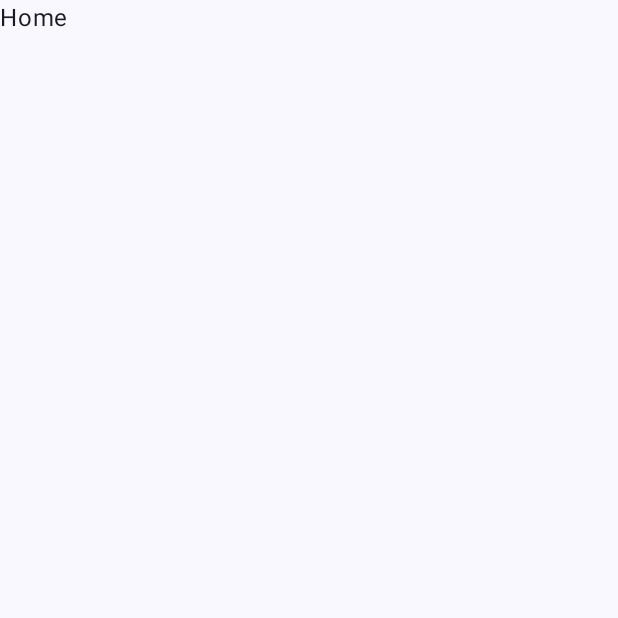
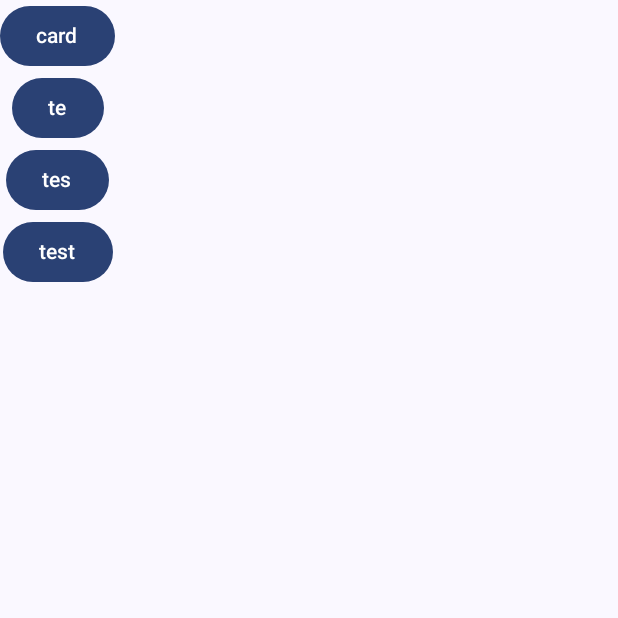
Before and after one commit to touama-richard/Android-Tp-Flashcards, an Android app built with Jetpack Compose: the screen it shows after launch (MainActivity), on a phone screen of 412 x 824 dp, the top half of it. Before the commit the part shown is almost empty. Run offline under Robolectric (Android 15) with nearby library versions, the phone set to English and light mode, and no system bars.

Commit message:
Commit de base

```diff
--- a/TP - Flashcards/app/src/main/java/com/example/tp_flashcard/AppNavHost.kt
+++ b/TP - Flashcards/app/src/main/java/com/example/tp_flashcard/AppNavHost.kt
@@ -1,21 +1,83 @@
 package com.example.tp_flashcard
 
+import android.service.autofill.OnClickAction
+import androidx.compose.foundation.clickable
+import androidx.compose.foundation.layout.Arrangement
+import androidx.compose.foundation.layout.Column
+import androidx.compose.foundation.layout.fillMaxWidth
+import androidx.compose.foundation.layout.padding
+import androidx.compose.foundation.layout.safeDrawingPadding
+import androidx.compose.foundation.layout.statusBarsPadding
+import androidx.compose.foundation.rememberScrollState
+import androidx.compose.foundation.verticalScroll
+import androidx.compose.material3.Button
+import androidx.compose.material3.ButtonDefaults
+import androidx.compose.material3.MaterialTheme.colorScheme
 import androidx.compose.material3.Text
+import androidx.compose.material3.TextButton
 import androidx.compose.runtime.Composable
+import androidx.compose.ui.Alignment
 import androidx.compose.ui.Modifier
+import androidx.compose.ui.res.stringResource
+import androidx.compose.ui.unit.sp
 import androidx.navigation.compose.NavHost
 import androidx.navigation.compose.composable
 import androidx.navigation.compose.rememberNavController
+import com.example.tp_flashcard.model.FlashCardCategory
 
 @Composable
-fun FlashcardNavHost(
-    modifier: Modifier = Modifier
-) {
+fun AppNavHost ( homeViewModel : HomeViewModel ) {
     val navController = rememberNavController()
 
-    NavHost(navController = navController, startDestination = "home", modifier = modifier) {
-        composable("home") {
-           Text("Home")
+    fun move(): (FlashCardCategory) -> Unit = { flash -> navController.navigate(flash.name)}
+
+    NavHost ( navController , startDestination = " home ") {
+        composable (" home ") {
+            HomeScreen ( homeViewModel = homeViewModel, onCategoryClick = move()  /** ... **/)
+        }
+        //changer nom en id
+        composable("card") {
+            Text("Card")
+        }
+        composable("te") {
+            Text("te")
+        }
+        composable("tes") {
+            Text("tes")
+        }
+        composable("test") {
+            Text("test")
         }
     }
 }
+
+@Composable
+fun HomeScreen(
+    homeViewModel : HomeViewModel,
+    onCategoryClick : (FlashCardCategory) -> Unit
+) {
+    Column(
+        modifier = Modifier
+            .statusBarsPadding()
+            .verticalScroll(rememberScrollState())
+            .safeDrawingPadding(),
+        verticalArrangement = Arrangement.Center,
+        horizontalAlignment = Alignment.CenterHorizontally
+    ) {
+        for (cat in homeViewModel.categories) {
+            Button(
+                modifier = Modifier,
+                onClick = { onCategoryClick(cat) }
+            ) {
+                Text(
+                    text = cat.name
+                )
+            }
+        }
+    }
+}
+
+@Composable
+fun FlashcardScreen(homeViewModel : HomeViewModel) {
+
+}
--- /dev/null
+++ b/TP - Flashcards/app/src/main/java/com/example/tp_flashcard/FlashCardRepository.kt
@@ -0,0 +1,20 @@
+package com.example.tp_flashcard
+
+import com.example.tp_flashcard.model.FlashCard
+import com.example.tp_flashcard.model.FlashCardCategory
+
+object FlashCardRepository {
+    // Singleton providing flashcard data
+
+    // List of categories available in the app
+    val categories : List <FlashCardCategory> = listOf (
+        FlashCardCategory(1, "card"),
+        FlashCardCategory(2, "te"),
+        FlashCardCategory(3, "tes"),
+        FlashCardCategory(4, "test"),
+    )
+    // List of flashcards with references to categories
+    val flashcards : List <FlashCard> = listOf (
+    // ...
+    )
+}
--- /dev/null
+++ b/TP - Flashcards/app/src/main/java/com/example/tp_flashcard/FlashcardViewModel.kt
@@ -0,0 +1,25 @@
+package com.example.tp_flashcard
+
+import androidx.compose.runtime.mutableStateListOf
+import androidx.compose.runtime.snapshots.SnapshotStateList
+import androidx.lifecycle.ViewModel
+import com.example.tp_flashcard.model.FlashCard
+import com.example.tp_flashcard.model.FlashCardCategory
+import com.example.tp_flashcard.model.FlashcardUiState
+
+class FlashcardViewModel: ViewModel() {
+    // Reprenez la même approche que dans HomeViewModel pour gérer l’état avec une propriété privée mutable
+    // et une propriété publique en lecture seule.
+    val cards: SnapshotStateList<FlashCardCategory> = mutableStateListOf()
+
+
+    // Implémentez une fonction qui charge les cartes correspondant à une catégorie donnée.
+    // Cette fonction pourra être appelée au moment de la navigation vers l’écran de révision.
+    fun tt() {
+        //cards.addAll(cat)
+    }
+
+    // Implémentez une fonction pour passer à la carte suivante.
+
+    // Prévoyez la gestion de la fin des révisions, par exemple en mettant à jour un indicateur dans l’état.
+}
--- /dev/null
+++ b/TP - Flashcards/app/src/main/java/com/example/tp_flashcard/HomeViewModel.kt
@@ -0,0 +1,24 @@
+package com.example.tp_flashcard
+
+import androidx.compose.runtime.mutableStateListOf
+import androidx.compose.runtime.snapshots.SnapshotStateList
+import androidx.lifecycle.ViewModel
+import com.example.tp_flashcard.model.FlashCard
+import com.example.tp_flashcard.model.FlashCardCategory
+import com.example.tp_flashcard.model.FlashcardUiState
+
+class HomeViewModel: ViewModel() {
+
+    val categories : SnapshotStateList<FlashCardCategory> = mutableStateListOf();
+    val flashcards : SnapshotStateList<FlashCard> = mutableStateListOf();
+    val flashcarduistate : FlashcardUiState
+
+    init {
+        categories.addAll(FlashCardRepository.categories)
+        flashcards.addAll(FlashCardRepository.flashcards)
+        flashcarduistate = FlashcardUiState(0,flashcards)
+    }
+
+
+
+}
--- a/TP - Flashcards/app/src/main/java/com/example/tp_flashcard/MainActivity.kt
+++ b/TP - Flashcards/app/src/main/java/com/example/tp_flashcard/MainActivity.kt
@@ -4,6 +4,7 @@ import android.os.Bundle
 import androidx.activity.ComponentActivity
 import androidx.activity.compose.setContent
 import androidx.activity.enableEdgeToEdge
+import androidx.activity.viewModels
 import androidx.compose.foundation.layout.Column
 import androidx.compose.foundation.layout.WindowInsets
 import androidx.compose.foundation.layout.WindowInsetsSides
@@ -21,6 +22,9 @@ import androidx.compose.ui.tooling.preview.Preview
 import com.example.tp_flashcard.ui.theme.TP_FlashcardTheme
 
 class MainActivity : ComponentActivity() {
+
+    private val homeViewModel : HomeViewModel by viewModels()
+
     override fun onCreate(savedInstanceState: Bundle?) {
         super.onCreate(savedInstanceState)
         enableEdgeToEdge()
@@ -34,7 +38,7 @@ class MainActivity : ComponentActivity() {
                             .consumeWindowInsets(innerPadding)
                             .windowInsetsPadding(WindowInsets.safeDrawing.only(WindowInsetsSides.Horizontal + WindowInsetsSides.Vertical)),
                     ) {
-                        FlashcardNavHost()
+                        AppNavHost(homeViewModel = homeViewModel)
                     }
                 }
             }
--- /dev/null
+++ b/TP - Flashcards/app/src/main/java/com/example/tp_flashcard/model/FlashCard.kt
@@ -0,0 +1,8 @@
+package com.example.tp_flashcard.model
+
+data class FlashCard (
+    val id: Int,                        // Unique identifier for the card
+    val idCategory: FlashCardCategory,  // Identifier for the category this card belongs to
+    val question: String,               // Text of the question shown to the user
+    val answer: String                  // Text of the answer revealed after flipping the card
+)
--- /dev/null
+++ b/TP - Flashcards/app/src/main/java/com/example/tp_flashcard/model/FlashCardCategory.kt
@@ -0,0 +1,7 @@
+package com.example.tp_flashcard.model
+
+// Represents a category grouping multiple flashcards
+data class FlashCardCategory (
+    val id: Int,        // Unique identifier for the category
+    val name: String    // Display name of the category
+)
--- /dev/null
+++ b/TP - Flashcards/app/src/main/java/com/example/tp_flashcard/model/FlashcardUiState.kt
@@ -0,0 +1,7 @@
+package com.example.tp_flashcard.model
+
+data class FlashcardUiState(
+    val indexCard: Int = -1,                                    //L’index de la carte actuellement affichée.
+    val cardsPractice: List<FlashCard> = mutableListOf(),       // La liste des cartes à réviser.
+    val finished: Boolean = indexCard >= cardsPractice.count()  // Un indicateur booléen indiquant si la session de révision est terminée.
+)
```
